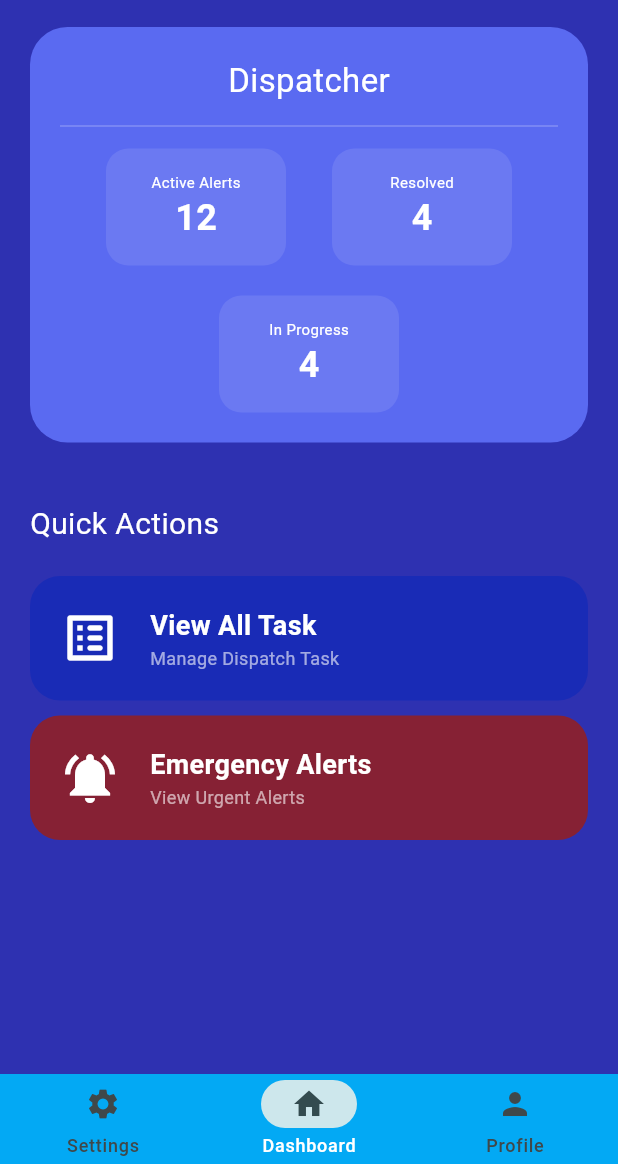
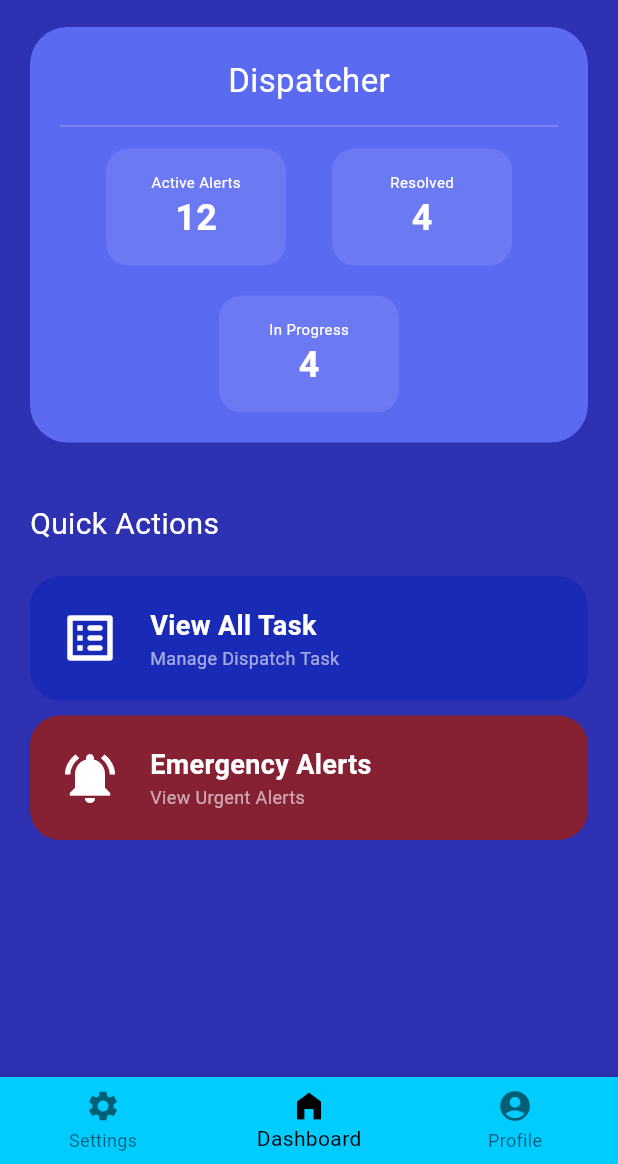
Before and after one commit to The-Monarch-of-Programming/Sentinel-A-Helmet-Mounted-Emergency-Crash-Detection-Device, a Flutter app: the DashboardPage screen opened directly, on a phone screen of 412 x 824 dp, the part 72-1236 px from its top. Run offline on Flutter 3.47's test engine with Material 3 defaults, Android fonts, the phone set to English and light mode, and no system bars; our stand-ins replace cloud_firestore, firebase_auth, firebase_core; accounts and stored records are empty.

Commit message:
Update DispatchPage.dart
Added a navigation thru profile and the settings with working logout button

```diff
--- a/lib/DispatchPage.dart
+++ b/lib/DispatchPage.dart
@@ -1,7 +1,13 @@
 import 'package:flutter/material.dart';
+import 'dispatcheditprofile.dart';
+import 'dispatchprofile.dart';
+import 'dispatchersettingpage.dart';
 import 'package:firebase_auth/firebase_auth.dart';
 import 'package:cloud_firestore/cloud_firestore.dart';
-import 'widgets/bottomnavbar.dart';
+
+void main() {
+  runApp(const DispatcherApp());
+}
 
 class DispatcherApp extends StatefulWidget {
   const DispatcherApp({super.key});
@@ -21,7 +27,7 @@ class _DispatcherAppState extends State<DispatcherApp> {
   }
 }
 
-//Dashboard Page
+// --- Dashboard Page ---
 class DashboardPage extends StatefulWidget {
   const DashboardPage({super.key});
 
@@ -117,13 +123,12 @@ class _DashboardPageState extends State<DashboardPage> {
           ],
         ),
       ),
-      // Reusable Navigation Bar
-      bottomNavigationBar: const CustomBottomNavBar(currentIndex: 1, role: 'dispatcher'),
+      bottomNavigationBar: const CustomBottomNavBar(currentIndex: 1),
     );
   }
 }
 
-//All task Page
+// --- All Tasks Page ---
 class AllTasksPage extends StatefulWidget {
   const AllTasksPage({super.key});
 
@@ -182,8 +187,7 @@ class _AllTasksPageState extends State<AllTasksPage> {
           ],
         ),
       ),
-      //Reusable Bottom Navigation Bar
-      bottomNavigationBar: const CustomBottomNavBar(currentIndex: 1, role: 'dispatcher'),
+      bottomNavigationBar: const CustomBottomNavBar(currentIndex: 1),
     );
   }
 
@@ -229,7 +233,7 @@ class _AllTasksPageState extends State<AllTasksPage> {
   }
 }
 
-//Emergency Alerts
+// --- Emergency Alerts ---
 class EmergencyAlerts extends StatefulWidget {
   const EmergencyAlerts({super.key});
 
@@ -317,12 +321,7 @@ class _EmergencyAlertsState extends State<EmergencyAlerts> {
                                   flex: 2,
                                   child: ElevatedButton(
                                     style: ElevatedButton.styleFrom(
-                                      backgroundColor: const Color.fromARGB(
-                                        255,
-                                        0,
-                                        0,
-                                        0,
-                                      ),
+                                      backgroundColor: Colors.red,
                                     ),
                                     onPressed: () {},
                                     child: const Text(
@@ -346,17 +345,69 @@ class _EmergencyAlertsState extends State<EmergencyAlerts> {
           ],
         ),
       ),
-
-      bottomNavigationBar: CustomBottomNavBar(currentIndex: 1, role: 'dispatcher'),
+      bottomNavigationBar: const CustomBottomNavBar(currentIndex: 1),
     );
   }
 }
 
-//Reusable Components-
+// --- CUSTOM BOTTOM NAVIGATION BAR (FIXED) ---
+class CustomBottomNavBar extends StatelessWidget {
+  final int currentIndex;
+  const CustomBottomNavBar({super.key, required this.currentIndex});
 
+  @override
+  Widget build(BuildContext context) {
+    return BottomNavigationBar(
+      backgroundColor: const Color.fromARGB(255, 0, 204, 255),
+      selectedItemColor: Colors.black,
+      unselectedItemColor: Colors.black54,
+      currentIndex: currentIndex,
+      type: BottomNavigationBarType.fixed,
+      onTap: (index) {
+        if (index == currentIndex) return; // Do nothing if already on the page
+
+        if (index == 0) {
+          Navigator.pushReplacement(
+            context,
+            MaterialPageRoute(
+              builder: (context) => const Dispatchersettingpage(),
+            ),
+          );
+        } else if (index == 1) {
+          // Clears the stack to return to Dashboard
+          Navigator.pushAndRemoveUntil(
+            context,
+            MaterialPageRoute(builder: (context) => const DispatcherApp()),
+            (route) => false,
+          );
+        } else if (index == 2) {
+          Navigator.pushReplacement(
+            context,
+            MaterialPageRoute(
+              builder: (context) => const DispatchUserProfile(),
+            ),
+          );
+        }
+      },
+      items: const [
+        BottomNavigationBarItem(icon: Icon(Icons.settings), label: 'Settings'),
+        BottomNavigationBarItem(
+          icon: Icon(Icons.home_filled),
+          label: 'Dashboard',
+        ),
+
+        BottomNavigationBarItem(
+          icon: Icon(Icons.account_circle),
+          label: 'Profile',
+        ),
+      ],
+    );
+  }
+}
+
+// --- Reusable Components ---
 class ActionTile extends StatelessWidget {
-  final String title;
-  final String subtitle;
+  final String title, subtitle;
   final IconData icon;
   final Color color;
   final VoidCallback onTap;
@@ -411,10 +462,8 @@ class ActionTile extends StatelessWidget {
   }
 }
 
-//
 class StatBox extends StatelessWidget {
-  final String label;
-  final String value;
+  final String label, value;
   const StatBox({super.key, required this.label, required this.value});
 
   @override
```
